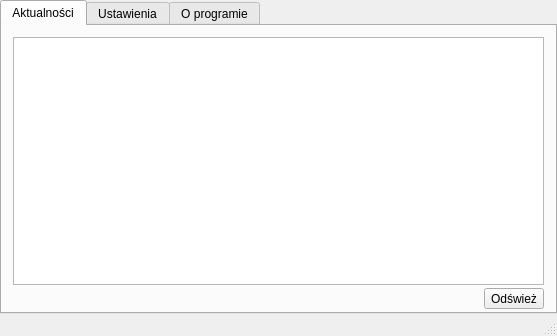
First picture: the form in ui/mainwindow.ui, repository poxip/qcodedesk, before the edit.
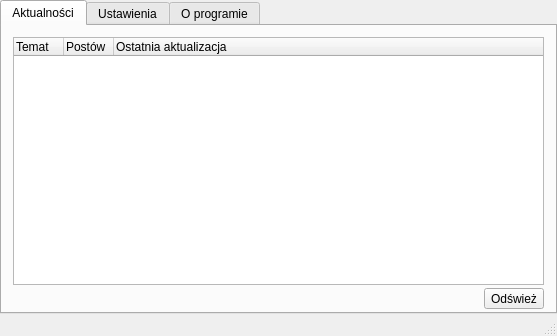
Second picture: the form after the edit. Icons and pictures are not drawn.

Commit message: Correct header showing

```diff
--- a/ui/mainwindow.ui
+++ b/ui/mainwindow.ui
@@ -100,10 +100,10 @@
              <bool>false</bool>
             </property>
             <property name="headerHidden">
-             <bool>true</bool>
+             <bool>false</bool>
             </property>
             <attribute name="headerVisible">
-             <bool>false</bool>
+             <bool>true</bool>
             </attribute>
             <attribute name="headerCascadingSectionResizes">
              <bool>false</bool>
```
